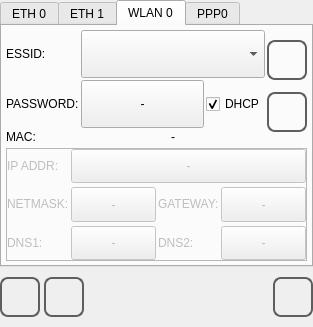
Before: the Qt Designer form qt_library/ATCMsystem/net_conf.ui in MECTsrl/mect_plugins, drawn with Qt 5.
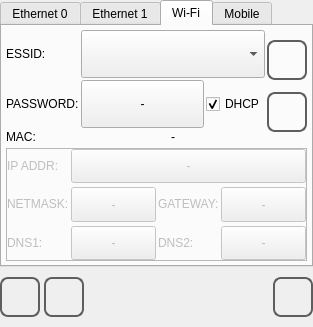
After: the same form once the commit is applied. The open tabs and pages were chosen to show the change. Icons and pictures are not drawn.

```diff
--- a/qt_library/ATCMsystem/net_conf.ui
+++ b/qt_library/ATCMsystem/net_conf.ui
@@ -75,7 +75,7 @@
      </property>
      <widget class="QWidget" name="tab_eth0">
       <attribute name="title">
-       <string>ETH 0</string>
+       <string>Ethernet 0</string>
       </attribute>
       <layout class="QVBoxLayout" name="verticalLayout_2">
        <property name="spacing">
@@ -291,7 +291,7 @@
      </widget>
      <widget class="QWidget" name="tab_eth1">
       <attribute name="title">
-       <string>ETH 1</string>
+       <string>Ethernet 1</string>
       </attribute>
       <layout class="QVBoxLayout" name="verticalLayout_3">
        <property name="spacing">
@@ -510,7 +510,7 @@
      </widget>
      <widget class="QWidget" name="tab_wlan0">
       <attribute name="title">
-       <string>WLAN 0</string>
+       <string>Wi-Fi</string>
       </attribute>
       <layout class="QVBoxLayout" name="verticalLayout_4">
        <property name="spacing">
@@ -893,7 +893,7 @@
      </widget>
      <widget class="QWidget" name="tab_wan0">
       <attribute name="title">
-       <string>PPP0</string>
+       <string>Mobile</string>
       </attribute>
       <layout class="QGridLayout" name="gridLayout_5">
        <item row="2" column="0">
```
Left out of the diff: 186 changed lines with no effect on the pictures.
